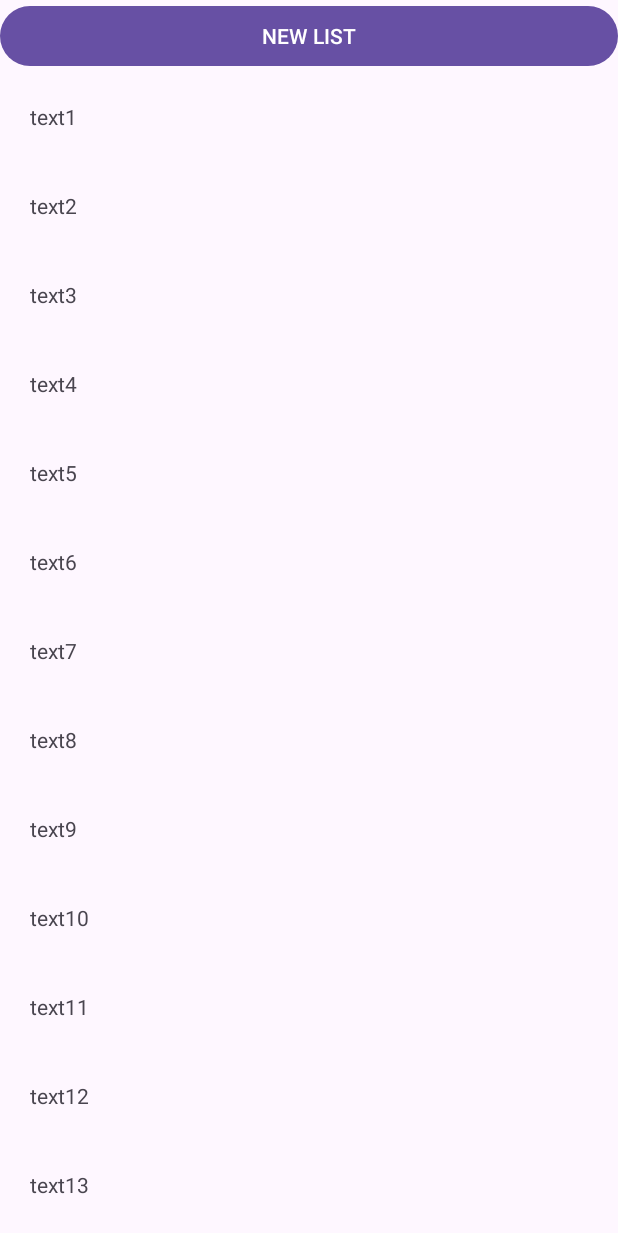
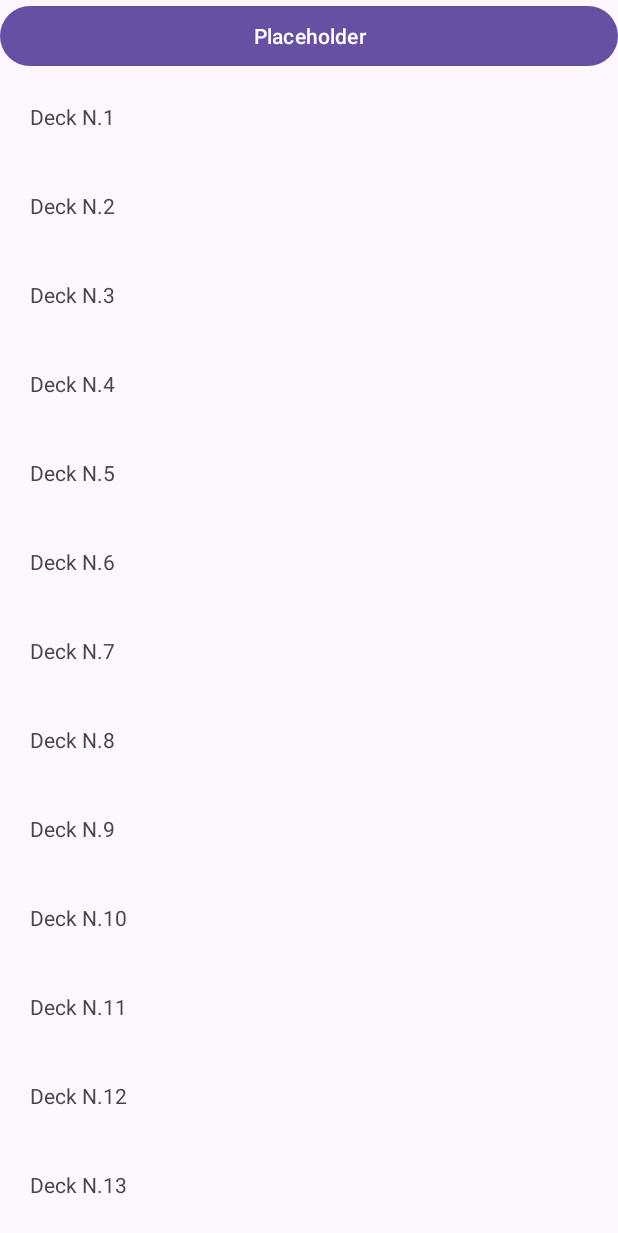
Before and after one commit to Ezpeon/WS_DeckHelper, an Android app: the screen it shows after launch (MainActivity), on a phone screen of 412 x 824 dp. Shown: the top 1233 px of the screen. Run offline under Robolectric (Android 15) with nearby library versions, the phone set to English and light mode, and no system bars.

Commit message:
removed dummy card, started adding names for first screen, cleaned up deck access method - work in progress

```diff
--- a/app/src/main/java/idonthaveasite/ezpeon/wscollectionhelper/MainActivity.java
+++ b/app/src/main/java/idonthaveasite/ezpeon/wscollectionhelper/MainActivity.java
@@ -2,10 +2,12 @@ package idonthaveasite.ezpeon.wscollectionhelper;
 
 import androidx.appcompat.app.AppCompatActivity;
 
+import android.annotation.SuppressLint;
 import android.content.Intent;
 import android.os.Bundle;
 import android.view.View;
 import android.widget.Button;
+import android.widget.TextView;
 import android.widget.Toast;
 
 import java.io.File;
@@ -18,6 +20,7 @@ public class MainActivity extends AppCompatActivity {
         super.onCreate(savedInstanceState);
         setContentView(R.layout.activity_main);
         Button nlbtn = (Button) findViewById(R.id.newList);
+        updateView();
         nlbtn.setOnLongClickListener(new View.OnLongClickListener() {
             @Override
             public boolean onLongClick(View v) {
@@ -27,35 +30,66 @@ public class MainActivity extends AppCompatActivity {
         });
     }
 
+    @SuppressLint("SetTextI18n")
+    private void updateView() { //this should be changed to actually get the deck names with Deck.getName()
+        TextView tv = null;
+        tv = (TextView) findViewById(R.id.deck1);
+        tv.setText("Deck N.1");
+        tv = (TextView) findViewById(R.id.deck2);
+        tv.setText("Deck N.2");
+        tv = (TextView) findViewById(R.id.deck3);
+        tv.setText("Deck N.3");
+        tv = (TextView) findViewById(R.id.deck4);
+        tv.setText("Deck N.4");
+        tv = (TextView) findViewById(R.id.deck5);
+        tv.setText("Deck N.5");
+        tv = (TextView) findViewById(R.id.deck6);
+        tv.setText("Deck N.6");
+        tv = (TextView) findViewById(R.id.deck7);
+        tv.setText("Deck N.7");
+        tv = (TextView) findViewById(R.id.deck8);
+        tv.setText("Deck N.8");
+        tv = (TextView) findViewById(R.id.deck9);
+        tv.setText("Deck N.9");
+        tv = (TextView) findViewById(R.id.deck10);
+        tv.setText("Deck N.10");
+        tv = (TextView) findViewById(R.id.deck11);
+        tv.setText("Deck N.11");
+        tv = (TextView) findViewById(R.id.deck12);
+        tv.setText("Deck N.12");
+        tv = (TextView) findViewById(R.id.deck13);
+        tv.setText("Deck N.13");
+        tv = (TextView) findViewById(R.id.deck14);
+        tv.setText("Deck N.14");
+        tv = (TextView) findViewById(R.id.deck15);
+        tv.setText("Deck N.15");
+    }
+
     public void newListTapped (View v) {
-        Toast.makeText(this, "bubu", Toast.LENGTH_LONG).show();
+        Toast.makeText(this, "new list tapped debug", Toast.LENGTH_LONG).show();
     }
     public void movetoside (View v){
         Intent intent = new Intent(this, Side.class);
         startActivity(intent);
     }
     public void textclicked (View v) {
-
-        File temp = new File (getFilesDir(), getResources().getResourceEntryName(v.getId()) + ".deck");
+        String deckFileName =  getResources().getResourceEntryName(v.getId()) + ".deck";
+        accessDeck (v, true, deckFileName);
+    }
+    public void accessDeck (View v, boolean canCreate, String deckFileName){
+        File temp = new File (getFilesDir(), deckFileName);
         if (temp.exists()){
             Intent intent = new Intent(this, ViewList.class);
             intent.putExtra("deckID", getResources().getResourceEntryName(v.getId()));
             startActivity(intent);
-        } else {
-            Button btn = findViewById(R.id.newList);
-            btn.setText("file not there, trying to create?");
+        } else if (canCreate){
+            Toast.makeText(this, "creating new deck", Toast.LENGTH_LONG).show();
             try {
                 temp.createNewFile();
+                accessDeck (v, false, deckFileName);
             } catch (IOException e) {
                 Toast.makeText(this, "cannot create the file", Toast.LENGTH_LONG).show();
             }
         }
-
-        /*
-        File temp = new File (getFilesDir(), getResources().getResourceEntryName(v.getId()) + ".deck");
-
-        Button btn = findViewById(R.id.newList);
-        boolean t = temp.exists();
-        btn.setText("the verdict is: " + t);*/
     }
 }
--- a/app/src/main/res/layout/activity_main.xml
+++ b/app/src/main/res/layout/activity_main.xml
@@ -11,7 +11,7 @@
         android:layout_width="match_parent"
         android:layout_height="wrap_content"
         android:layout_centerHorizontal="true"
-        android:text="NEW LIST"
+        android:text="Placeholder"
         android:onClick="newListTapped"
         android:padding="5dp"/>
 
```
Also changed, not shown: app/src/main/java/idonthaveasite/ezpeon/wscollectionhelper/ViewList.java (+9 -2 lines).
